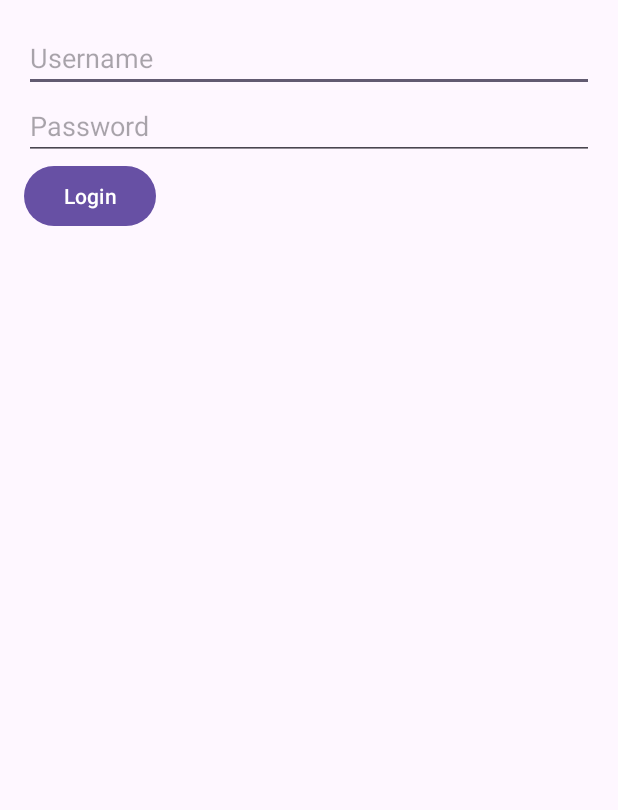
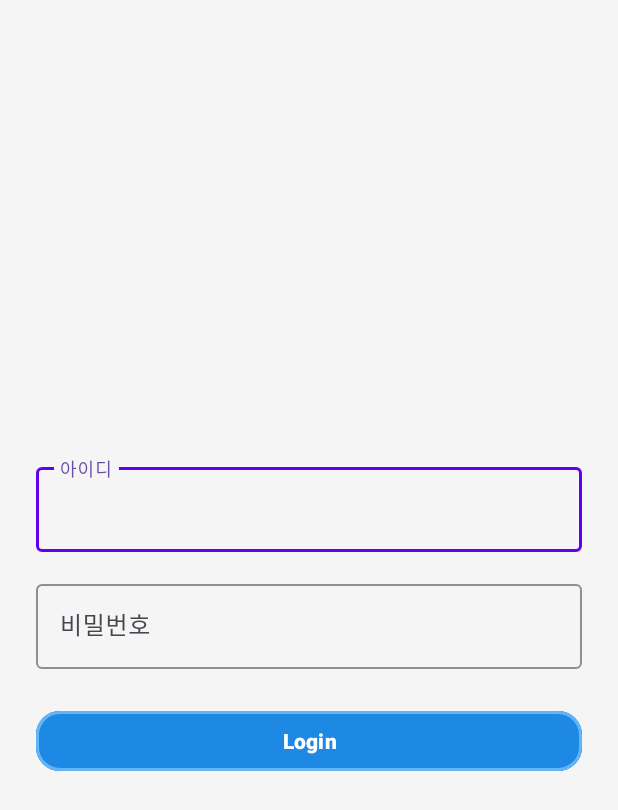
Before and after one commit to PH-K-1/ph-k, an Android app: the LoginActivity screen opened directly, with no data from a screen before it, on a phone screen of 412 x 824 dp. Shown: the top 810 px of the screen. Run offline under Robolectric (Android 15) with nearby library versions, the phone set to English and light mode, and no system bars.

Commit message:
로그인 화면 디자인 (초기)

```diff
--- a/app/src/main/res/layout/activity_login.xml
+++ b/app/src/main/res/layout/activity_login.xml
@@ -1,28 +1,66 @@
 <?xml version="1.0" encoding="utf-8"?>
 <LinearLayout xmlns:android="http://schemas.android.com/apk/res/android"
+    xmlns:app="http://schemas.android.com/apk/res-auto"
+    xmlns:tools="http://schemas.android.com/tools"
     android:layout_width="match_parent"
     android:layout_height="match_parent"
     android:orientation="vertical"
-    android:padding="16dp">
+    android:gravity="center"
+    android:padding="24dp"
+    android:background="@color/background_color"
+    tools:context=".LoginActivity">
 
-    <EditText
-        android:id="@+id/usernameEditText"
+    <!-- Username Input Field -->
+    <com.google.android.material.textfield.TextInputLayout
         android:layout_width="match_parent"
         android:layout_height="wrap_content"
-        android:hint="Username"
-        android:inputType="text" />
+        android:hint="아이디"
+        app:boxStrokeColor="@color/primary_color"
+        app:boxBackgroundMode="outline">
 
-    <EditText
-        android:id="@+id/passwordEditText"
+        <com.google.android.material.textfield.TextInputEditText
+            android:id="@+id/usernameEditText"
+            android:layout_width="match_parent"
+            android:layout_height="wrap_content"
+            android:inputType="text" />
+    </com.google.android.material.textfield.TextInputLayout>
+
+    <!-- Spacing -->
+    <View
+        android:layout_width="match_parent"
+        android:layout_height="16dp" />
+
+    <!-- Password Input Field -->
+    <com.google.android.material.textfield.TextInputLayout
         android:layout_width="match_parent"
         android:layout_height="wrap_content"
-        android:hint="Password"
-        android:inputType="textPassword" />
+        android:hint="비밀번호"
+        app:boxStrokeColor="@color/primary_color"
+        app:boxBackgroundMode="outline">
 
+        <com.google.android.material.textfield.TextInputEditText
+            android:id="@+id/passwordEditText"
+            android:layout_width="match_parent"
+            android:layout_height="wrap_content"
+            android:inputType="textPassword" />
+    </com.google.android.material.textfield.TextInputLayout>
+
+    <!-- Spacing -->
+    <View
+        android:layout_width="match_parent"
+        android:layout_height="24dp" />
+
+    <!-- Login Button -->
     <Button
-        android:layout_width="wrap_content"
+        android:id="@+id/loginButton"
+        android:layout_width="match_parent"
         android:layout_height="wrap_content"
+        android:backgroundTint="#1E88E5"
         android:text="Login"
+        android:textColor="@android:color/white"
+        android:textStyle="bold"
+        app:cornerRadius="16dp"
+        app:strokeWidth="2dp"
+        app:strokeColor="#64B5F6"
         android:onClick="onLoginClick" />
-
 </LinearLayout>
--- a/app/src/main/res/values/colors.xml
+++ b/app/src/main/res/values/colors.xml
@@ -2,4 +2,6 @@
 <resources>
     <color name="black">#FF000000</color>
     <color name="white">#FFFFFFFF</color>
+    <color name="primary_color">#6200EE</color>
+    <color name="background_color">#F5F5F5</color>
 </resources>
```
